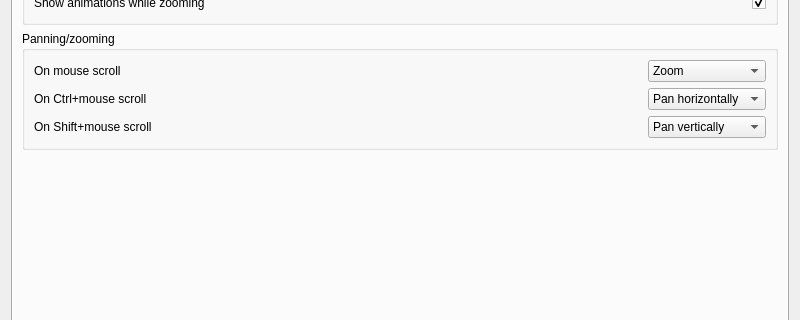
mclaughlinconnor/ycircuit, file src/gui/ycircuit_optionsWindow.ui: the form before one commit; both pictures show x 0 to 800 and y 134 to 454 of the 800 by 600 pixel window.
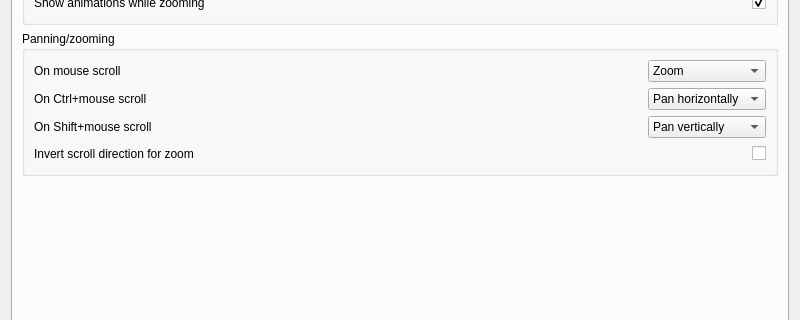
The form after the commit. The open tabs and pages were chosen to show the change.

Commit message: Add option to invert zooming behaviour. Added tooltips for new options

```diff
--- a/src/gui/ycircuit_optionsWindow.ui
+++ b/src/gui/ycircuit_optionsWindow.ui
@@ -1881,6 +1881,43 @@
             </item>
            </layout>
           </item>
+          <item>
+           <layout class="QHBoxLayout" name="horizontalLayout_27">
+            <item>
+             <widget class="QLabel" name="label_35">
+              <property name="text">
+               <string>Invert scroll direction for zoom</string>
+              </property>
+             </widget>
+            </item>
+            <item>
+             <spacer name="horizontalSpacer_35">
+              <property name="orientation">
+               <enum>Qt::Horizontal</enum>
+              </property>
+              <property name="sizeHint" stdset="0">
+               <size>
+                <width>40</width>
+                <height>20</height>
+               </size>
+              </property>
+             </spacer>
+            </item>
+            <item>
+             <widget class="QCheckBox" name="checkBox_zoomInvert">
+              <property name="toolTip">
+               <string>Invert the zooming behaviour (may be useful when using laptops with trackpads)</string>
+              </property>
+              <property name="layoutDirection">
+               <enum>Qt::RightToLeft</enum>
+              </property>
+              <property name="text">
+               <string/>
+              </property>
+             </widget>
+            </item>
+           </layout>
+          </item>
          </layout>
         </widget>
        </item>
@@ -1892,7 +1929,7 @@
          <property name="sizeHint" stdset="0">
           <size>
            <width>20</width>
-           <height>223</height>
+           <height>195</height>
           </size>
          </property>
         </spacer>
```
Left out of the diff: 18 changed lines with no effect on the pictures. The commit also changes 3 other files.
